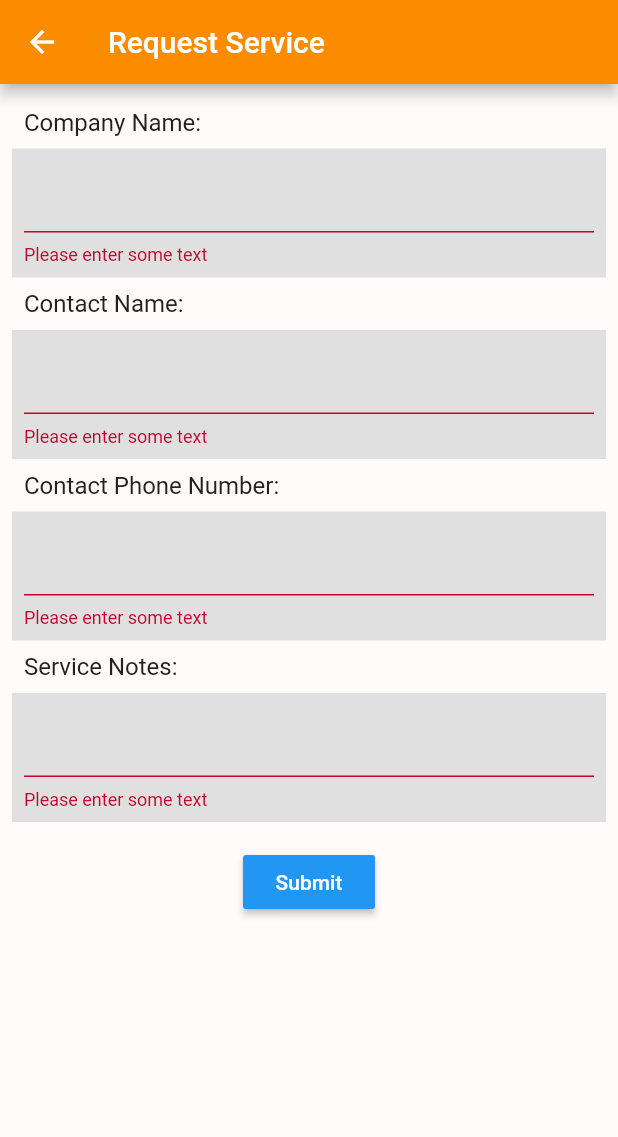
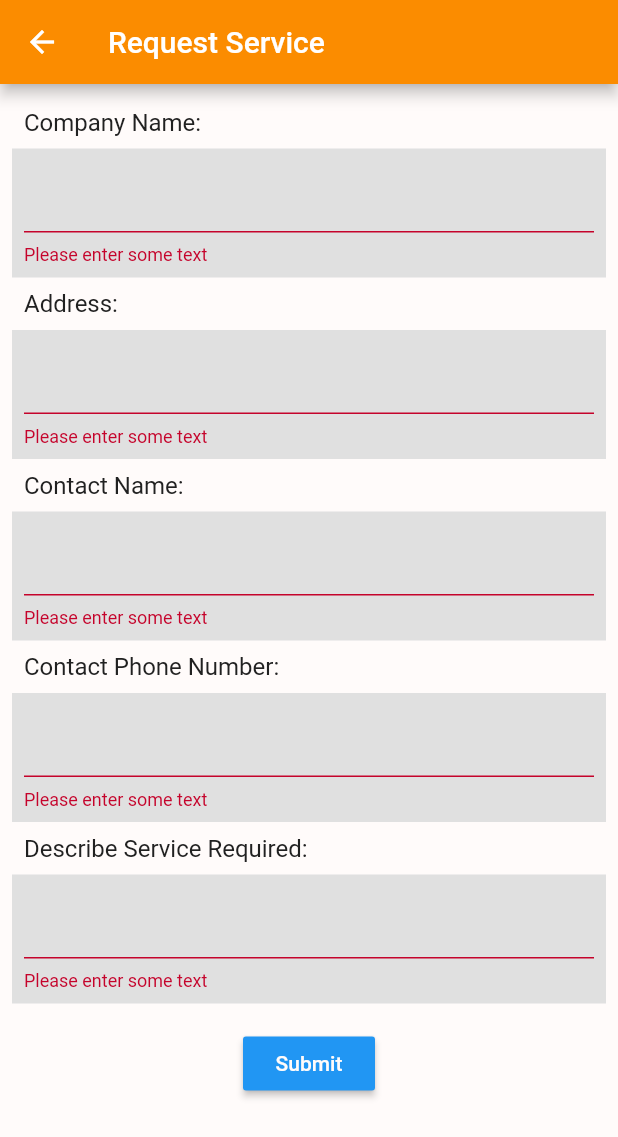
Before and after one commit to LI-Code-Lab/Ultrasound, a Flutter app: the ServiceFormScreen screen opened directly, after a tap on "Submit", on a phone screen of 412 x 824 dp. Shown: the top 1137 px of the screen. Run offline on Flutter 3.47's test engine with Material 2 defaults, Android fonts, the phone set to English and light mode, and no system bars; our stand-ins replace share.

Commit message:
added new service fields

```diff
--- a/ultrasound_solutions/lib/views/service_form_screen.dart
+++ b/ultrasound_solutions/lib/views/service_form_screen.dart
@@ -16,6 +16,7 @@ class ServiceFormScreenState extends State<ServiceFormScreen> {
   final listCount = 1;
 
   final TextEditingController _companyNameTC = new TextEditingController();
+  final TextEditingController _addressTC = new TextEditingController();
   final TextEditingController _contactNameTC = new TextEditingController();
   final TextEditingController _contactNumberTC = new TextEditingController();
   final TextEditingController _serviceNotesTC = new TextEditingController();
@@ -50,11 +51,13 @@ class ServiceFormScreenState extends State<ServiceFormScreen> {
             children: <Widget>[
               _buildTextFormTitleField("Company Name: "),
               _buildTextFormField(_companyNameTC),
+              _buildTextFormTitleField("Address: "),
+              _buildTextFormField(_addressTC),
               _buildTextFormTitleField("Contact Name: "),
               _buildTextFormField(_contactNameTC),
               _buildTextFormTitleField("Contact Phone Number: "),
               _buildTextFormField(_contactNumberTC),
-              _buildTextFormTitleField("Service Notes: "),
+              _buildTextFormTitleField("Describe Service Required: "),
               _buildTextFormField(_serviceNotesTC),
               _buildSubmitButton(),
             ],
@@ -156,6 +159,9 @@ class ServiceFormScreenState extends State<ServiceFormScreen> {
                               "Company Name: " +
                               _companyNameTC.text +
                               "\n\n" +
+                              "Address: " +
+                              _addressTC.text +
+                              "\n\n" +
                               "Contact Name: " +
                               " " +
                               _contactNameTC.text +
@@ -163,7 +169,7 @@ class ServiceFormScreenState extends State<ServiceFormScreen> {
                               "Contact Number: " +
                               _contactNumberTC.text +
                               "\n\n" +
-                          "Service Notes: " +
+                              "Service Required Description: " +
                               _serviceNotesTC.text +
                               "\n\n\n\n" +
                               "*this service request was submitted using the mobile app");
--- a/ultrasound_solutions/pubspec.yaml
+++ b/ultrasound_solutions/pubspec.yaml
@@ -5,6 +5,7 @@ dependencies:
   flutter:
     sdk: flutter
   url_launcher: ^3.0.1
+  splashscreen: 0.0.9
 
   share: ^0.5.2
 
```
Also changed, not shown: ultrasound_solutions/assets/usclogo.png, ultrasound_solutions/pubspec.lock, 4 other files. Lines whose indentation alone changed are shown as unchanged.
